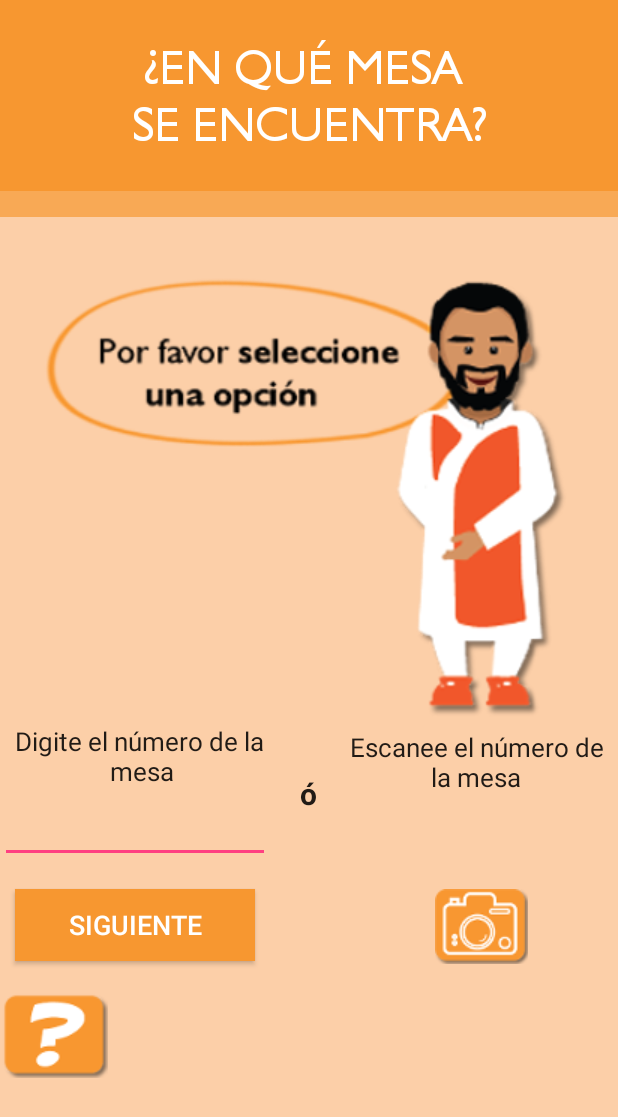
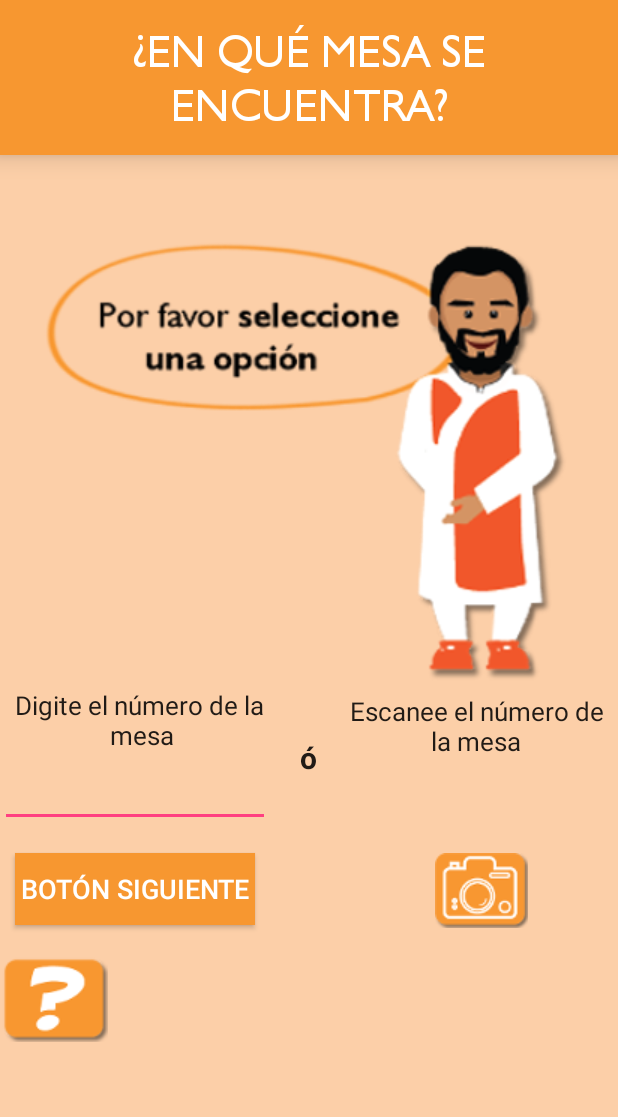
Before and after one commit to ronaldvenegasp/Dharma, an Android app: the NumeroMesa screen opened directly, with no data from a screen before it, on a phone screen of 412 x 824 dp. Shown: the top 1117 px of the screen. Run offline under Robolectric (Android 15) with nearby library versions, the phone set to English and light mode, and no system bars.

Commit message:
Cambios en el estilo de la aplicación

```diff
--- a/app/src/main/res/layout/activity_numero_mesa.xml
+++ b/app/src/main/res/layout/activity_numero_mesa.xml
@@ -3,10 +3,10 @@
     xmlns:tools="http://schemas.android.com/tools"
     android:layout_width="match_parent"
     android:layout_height="match_parent"
-    android:paddingBottom="0dp"
-    android:paddingLeft="0dp"
-    android:paddingRight="0dp"
-    android:paddingTop="0dp"
+    android:paddingBottom="0sp"
+    android:paddingLeft="0sp"
+    android:paddingRight="0sp"
+    android:paddingTop="0sp"
     tools:context="com.example.personal.dharma.NumeroMesa"
     android:background="#FCCFA8">
 
@@ -19,7 +19,7 @@
 
     <LinearLayout
         android:layout_width="match_parent"
-        android:layout_height="match_parent"
+        android:layout_height="wrap_content"
         android:orientation="vertical"
         android:layout_alignParentStart="true"
         android:layout_below="@+id/titulo"
@@ -30,8 +30,9 @@
             android:layout_height="wrap_content"
             android:id="@+id/imageView2"
             android:layout_below="@+id/titulo"
+            android:contentDescription="@string/imagen_mesa"
             android:layout_alignParentEnd="true"
-            android:layout_marginTop="15dp"
+            android:layout_marginTop="15sp"
             android:layout_alignParentStart="true"
             android:src="@drawable/mensaje_mesa" />
 
@@ -39,30 +40,30 @@
             android:layout_width="wrap_content"
             android:layout_height="wrap_content"
             android:textAppearance="?android:attr/textAppearanceLarge"
-            android:text="Digite el número de la\n mesa"
+            android:text="@string/digite_numero_mesa"
             android:id="@+id/textView6"
             android:textAlignment="center"
-            android:textSize="17dp"
+            android:textSize="17sp"
             android:layout_below="@+id/imageView2"
             android:layout_alignParentEnd="true"
-            android:layout_marginLeft="10dp" />
+            android:layout_marginStart="10sp" />
 
         <TextView
             android:layout_width="wrap_content"
             android:layout_height="wrap_content"
             android:textAppearance="?android:attr/textAppearanceLarge"
-            android:text="Escanee el número de\nla mesa"
+            android:text="@string/escanee_numero_mesa"
             android:id="@+id/textView5"
             android:textAlignment="center"
-            android:textSize="17dp"
+            android:textSize="17sp"
             android:layout_alignTop="@+id/textView6"
             android:layout_alignParentStart="true"
-            android:layout_gravity="right"
-            android:layout_marginTop="-40dp"
-            android:layout_marginRight="10dp" />
+            android:layout_gravity="end"
+            android:layout_marginTop="-40sp"
+            android:layout_marginEnd="10sp" />
 
         <EditText
-            android:layout_width="180dp"
+            android:layout_width="180sp"
             android:layout_height="wrap_content"
             android:inputType="number"
             android:ems="10"
@@ -71,20 +72,20 @@
             android:layout_below="@+id/textView5"
             android:layout_alignParentStart="true"
             android:layout_alignEnd="@+id/textView5"
-            android:layout_marginTop="0dp" />
+            android:layout_marginTop="0sp" />
 
         <TextView
             android:layout_width="wrap_content"
             android:layout_height="wrap_content"
             android:textAppearance="?android:attr/textAppearanceLarge"
-            android:text="ó"
+            android:text="@string/o"
             android:id="@+id/textView7"
-            android:textSize="20dp"
+            android:textSize="20sp"
             android:textStyle="bold"
             android:layout_alignTop="@+id/textView5"
             android:layout_centerHorizontal="true"
             android:layout_gravity="center_horizontal"
-            android:layout_marginTop="-60dp" />
+            android:layout_marginTop="-60sp" />
 
         <ImageButton
             android:layout_width="wrap_content"
@@ -94,65 +95,53 @@
             android:layout_toStartOf="@+id/boton_ayuda"
             android:background="#FCCFA8"
             android:src="@drawable/cam"
-            android:layout_gravity="right"
-            android:layout_marginRight="60dp"
-            android:layout_marginTop="50dp" />
+            android:layout_gravity="end"
+            android:contentDescription="@string/boton_camara"
+            android:layout_marginEnd="60sp"
+            android:layout_marginTop="50sp" />
 
         <Button
-            android:layout_width="160dp"
+            android:layout_width="160sp"
             android:layout_height="wrap_content"
-            android:text="Siguiente"
+            android:text="@string/Siguiente"
             android:id="@+id/mesa_boton_siguiente"
-            android:textSize="18dp"
+            android:textSize="18sp"
             android:onClick="setTableNumber"
             android:layout_below="@+id/numeroMesa"
             android:layout_alignParentStart="true"
             android:layout_alignEnd="@+id/numeroMesa"
             android:background="#F79730"
             android:textColor="#ffffff"
-            android:layout_marginLeft="10dp"
-            android:layout_marginTop="-50dp" />
+            android:layout_marginStart="10sp"
+            android:layout_marginTop="-50sp" />
 
         <ImageView
             android:layout_width="wrap_content"
             android:layout_height="wrap_content"
             android:id="@+id/boton_ayuda"
             android:src="@drawable/boton_ayuda"
+            android:contentDescription="@string/boton_ayuda"
             android:layout_alignParentBottom="true"
             android:layout_alignParentStart="true"
-            android:layout_marginTop="20dp" />
+            android:layout_marginTop="20sp" />
 
     </LinearLayout>
     </ScrollView>
 
     <TextView
-        android:layout_width="fill_parent"
+        android:layout_width="match_parent"
         android:layout_height="wrap_content"
+        android:text="@string/mesa"
         android:textAlignment="center"
-        android:textSize="40sp"
-        android:id="@+id/textView11"
+        android:textSize="@dimen/titles_size_standard_2"
+        android:id="@+id/titulo"
         android:textStyle="bold"
         android:textColor="#FFFFFF"
-        android:background="#F8A955"
-        android:layout_alignTop="@+id/transicion"
-        android:layout_alignParentStart="true"
-        android:layout_marginTop="0dp"
-        android:password="false"
-        android:layout_gravity="center_horizontal"
-        android:padding="45dp" />
-
-    <TextView
-        android:layout_width="fill_parent"
-        android:layout_height="wrap_content"
-        android:text="¿EN QUÉ MESA \nSE ENCUENTRA?"
-        android:textAlignment="center"
-        android:textSize="32sp"
-        android:id="@+id/titulo"
+        android:background="#F79730"
+        android:padding="15sp"
+        android:elevation="10dp"
+        android:elegantTextHeight="false"
         android:layout_alignParentTop="true"
-        android:layout_centerHorizontal="true"
-        android:textStyle="bold"
-        android:background="#F79730"
-        android:textColor="#ffffff"
-        android:padding="25dp" />
+        android:layout_centerHorizontal="true" />
 
 </RelativeLayout>
--- a/app/src/main/res/values-w820dp/dimens.xml
+++ /dev/null
@@ -1,6 +0,0 @@
-<resources>
-    <!-- Example customization of dimensions originally defined in res/values/dimens.xml
-         (such as screen margins) for screens with more than 820dp of available width. This
-         would include 7" and 10" devices in landscape (~960dp and ~1280dp respectively). -->
-    <dimen name="activity_horizontal_margin">64dp</dimen>
-</resources>
--- a/app/src/main/res/values/colors.xml
+++ b/app/src/main/res/values/colors.xml
@@ -1,6 +1,6 @@
 <?xml version="1.0" encoding="utf-8"?>
 <resources>
-    <color name="colorPrimary">#3F51B5</color>
-    <color name="colorPrimaryDark">#303F9F</color>
+    <color name="colorPrimary">#ff9800</color>
+    <color name="colorPrimaryDark">#f57c00</color>
     <color name="colorAccent">#FF4081</color>
 </resources>
--- a/app/src/main/res/values/styles.xml
+++ b/app/src/main/res/values/styles.xml
@@ -14,7 +14,6 @@
     </style>
 
     <style name="AppTheme.AppBarOverlay" parent="ThemeOverlay.AppCompat.Dark.ActionBar" />
-
     <style name="AppTheme.PopupOverlay" parent="ThemeOverlay.AppCompat.Light" />
 
 </resources>
```
Also changed, not shown: app/src/main/res/layout/activity_ayuda.xml (+9 -24 lines), app/src/main/res/layout/activity_entretenimiento.xml (+22 -31 lines), app/src/main/res/layout/activity_hacer_pedido.xml (+20 -33 lines), app/src/main/res/layout/activity_main.xml (+24 -31 lines), app/src/main/res/layout/activity_menu_principal.xml (+28 -34 lines), app/src/main/res/layout/activity_pagar.xml (+11 -24 lines), app/src/main/res/layout/activity_pqrs.xml (+11 -24 lines), app/src/main/res/layout/activity_retos_adultos.xml (+24 -32 lines), app/src/main/res/layout/activity_retos_ninos.xml (+24 -33 lines), app/src/main/res/values/dimens.xml (+3 -4 lines), app/src/main/res/values/strings.xml (+38 -0 lines), app/src/main/assets/font/Century725_Cn _BT.ttf (deleted), 1 other file.
